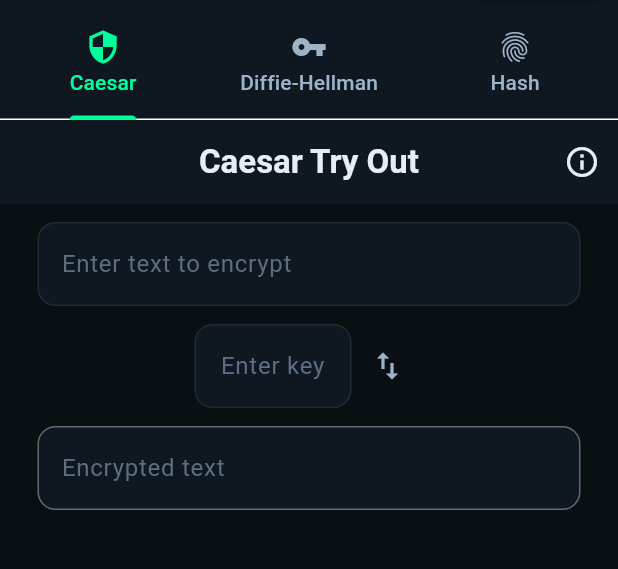
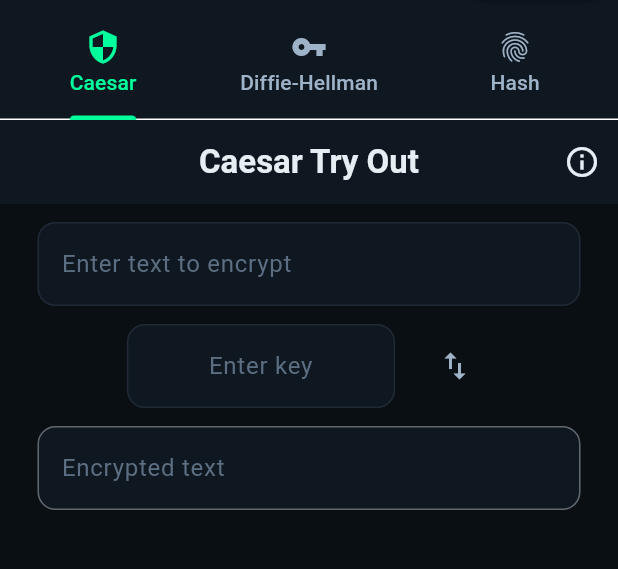
Before and after one commit to rafinha-as-br/flutter_encryption_playground, a Flutter app: the screen it shows after launch, on a phone screen of 412 x 824 dp, the part 75-644 px from its top. Run offline on Flutter 3.47's test engine with Material 3 defaults, Android fonts, the light colour scheme and no system bars.

Commit message:
melhoria pequena no input da chave da cifra de césar

```diff
--- a/encryption_playground/lib/features/caesar/presentation/pages/caesar_try_out.dart
+++ b/encryption_playground/lib/features/caesar/presentation/pages/caesar_try_out.dart
@@ -86,6 +86,7 @@ class _CaesarTryOutScreenState extends State<CaesarTryOutScreen> {
                 children: [
                   const Spacer(),
                   Expanded(
+                    flex: 3,
                     child: TextField(
                       controller: _keyController,
                       keyboardType: TextInputType.number,
@@ -115,6 +116,7 @@ class _CaesarTryOutScreenState extends State<CaesarTryOutScreen> {
                       ),
                     ),
                   ),
+                  const SizedBox(width: 16),
                   IconButton(
                       onPressed: () {
                         controller.isEncrypting = !controller.isEncrypting;
@@ -136,7 +138,7 @@ class _CaesarTryOutScreenState extends State<CaesarTryOutScreen> {
                       : l10n.decryptedText,
                 ),
                 enabled: false,
-              )
+              ),
             ],
           ),
         ),
```
